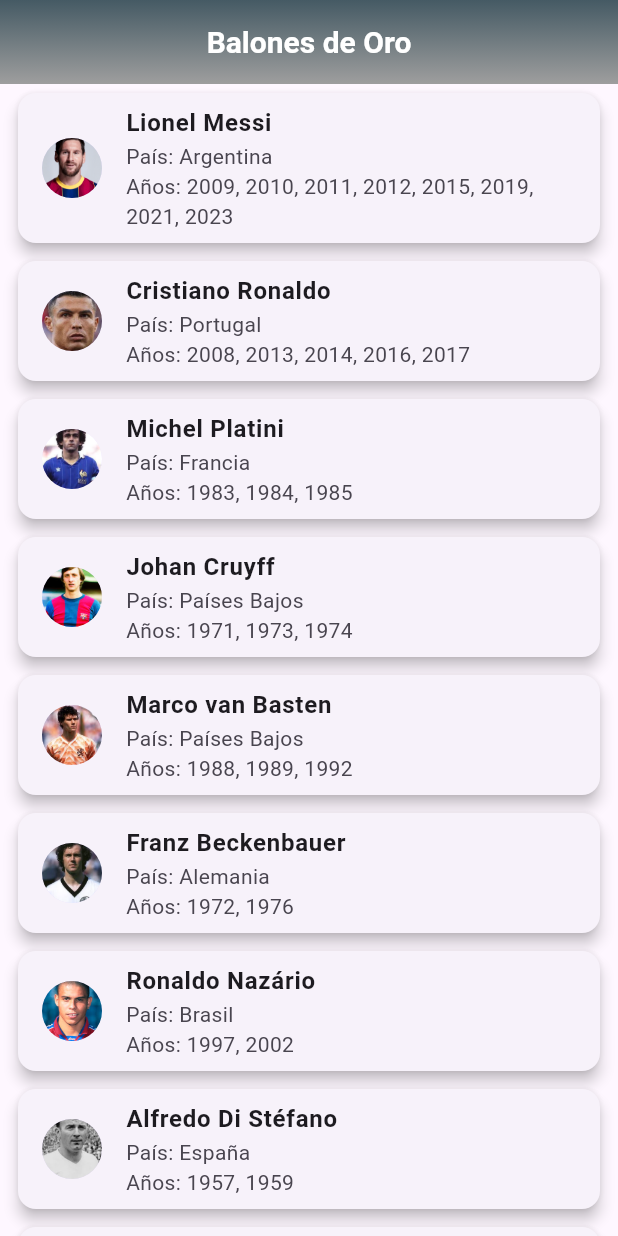
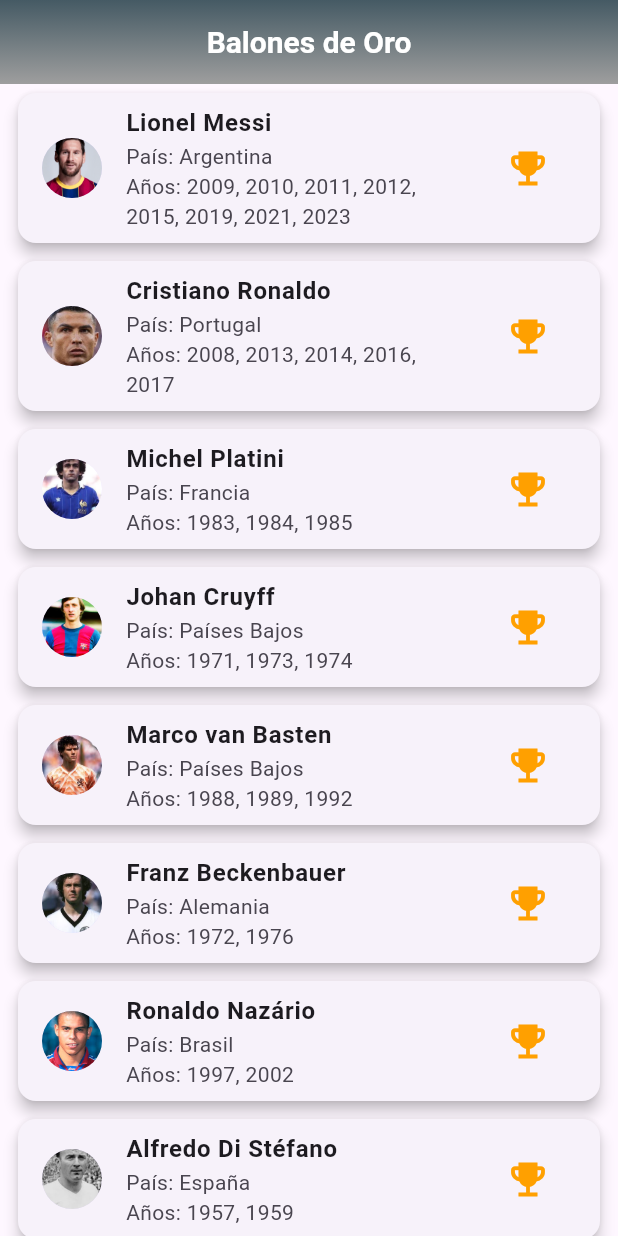
Before and after one commit to tav1o/proyec_sena, a Flutter app: the success screen opened directly, on a phone screen of 412 x 824 dp. Run offline on Flutter 3.47's test engine with Material 3 defaults, Android fonts, the phone set to English and light mode, and no system bars; our stand-ins replace bloc, equatable, flutter_bloc.

Commit message:
icono interactivo

```diff
--- a/lib/view /success.dart
+++ b/lib/view /success.dart
@@ -52,6 +52,23 @@ class success extends StatelessWidget {
                   Text('Años: ${Jugador.anos.join(', ')}'),
                 ],
               ),
+              trailing: IconButton(
+                icon: Icon(
+                  Icons.emoji_events,
+                  color: Colors.amber[700],
+                  size: 30,
+                ),
+                onPressed: () {
+                  ScaffoldMessenger.of(context).showSnackBar(
+                    SnackBar(
+                      content: Text(
+                        '${Jugador.nombre} ha ganado el Balón de Oro',
+                      ),
+                      duration: Duration(seconds: 2),
+                    ),
+                  );
+                },
+              ),
             ),
           );
         },
```
